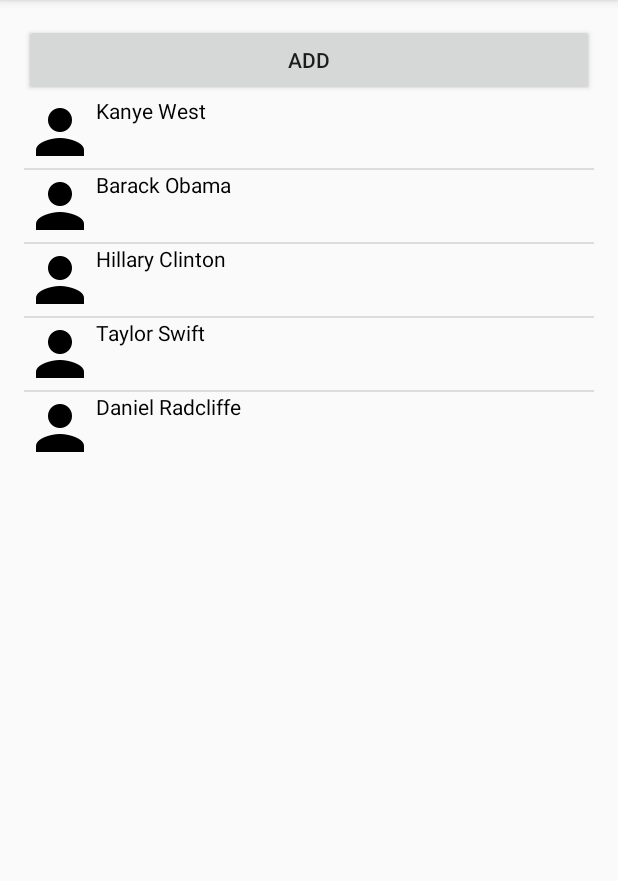
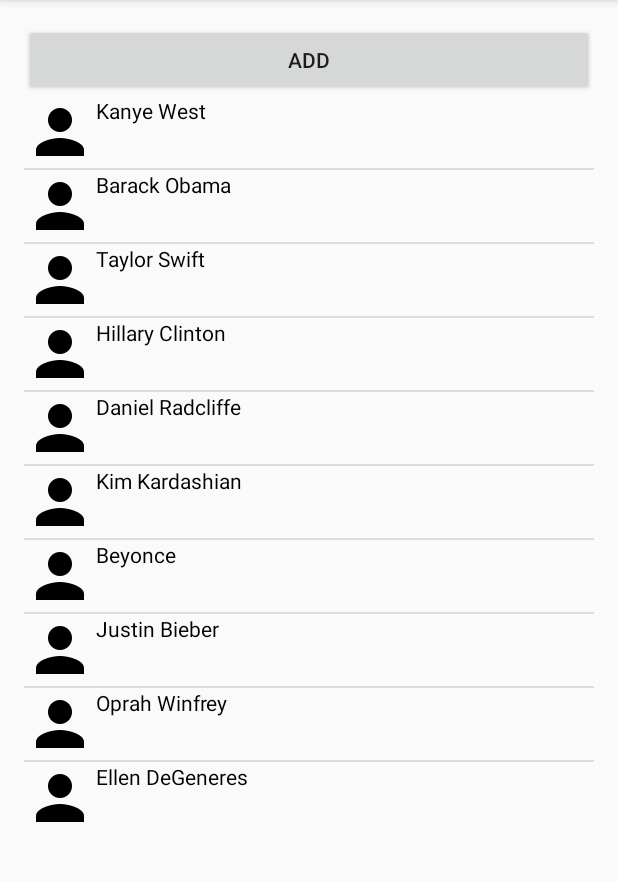
Before and after one commit to gkatan/CelebStalk, an Android app: the screen it shows after launch (Search), after a tap on "Search", on a phone screen of 412 x 824 dp, the part 84-965 px from its top. Run offline under Robolectric (Android 15) with nearby library versions, the phone set to English and light mode, and no system bars; pictures from the network do not load; 2 other taps on this screen came first.

Commit message:
fixing bugs

```diff
--- a/app/src/main/java/jaemolee/myapplication/MainActivity.java
+++ b/app/src/main/java/jaemolee/myapplication/MainActivity.java
@@ -15,6 +15,10 @@ import android.view.Menu;
 import android.view.MenuItem;
 import android.widget.AdapterView;
 import android.widget.Button;
+
+import java.text.SimpleDateFormat;
+import java.util.Date;
+import java.util.Locale;
 
 public class MainActivity extends AppCompatActivity
         implements NavigationView.OnNavigationItemSelectedListener {
@@ -59,13 +63,29 @@ public class MainActivity extends AppCompatActivity
 
     public void buildDB(DBHelper mydb) {
         String default_image = "android.resource:/jaemolee.myapplication\\" + "+" +  "R.drawable.blankface";
-        mydb.insertProfile(new Profile ("Kanye West", "rapper & designer", default_image, 0));
+        mydb.insertProfile(new Profile ("Kanye West", "Rapper & designer", default_image, 0));
         mydb.insertProfile(new Profile("Barack Obama", "President of US", default_image, 0));
+        mydb.insertProfile(new Profile("Taylor Swift", "Singer & songwriter", default_image, 0));
         mydb.insertProfile(new Profile("Hillary Clinton", "Secretary of State 2009-2013", default_image, 0));
-        mydb.insertProfile(new Profile("Taylor Swift", "singer & songwriter", default_image, 0));
         mydb.insertProfile(new Profile("Daniel Radcliffe", "English actor", default_image, 0));
+        mydb.insertProfile(new Profile("Kim Kardashian", "American television & social media personality", default_image, 0));
+        mydb.insertProfile(new Profile("Beyonce", "Singer, songwriter, and actress", default_image, 0));
+        mydb.insertProfile(new Profile("Justin Bieber", "Singer & songwriter", default_image, 0));
+        mydb.insertProfile(new Profile("Oprah Winfrey", "media proprietor & talk show host", default_image, 0));
+        mydb.insertProfile(new Profile("Ellen DeGeneres", "Talk show host & comedian", default_image, 0));
+
+        // Putting in actions for the first three celebrities: Kanye West, Obama, and Hillary Clinton
+       // mydb.insertAction(new Action("Barack Obama", "facebook", "Read from EPA Administrator Gina McCarthy on why the global community is in a strong position heading into the international climate talks. http://ofa.bo/c5HX", getDateTime()));
+
     }
 
+    // get DateTime
+    private String getDateTime(int n) {
+        SimpleDateFormat dateFormat = new SimpleDateFormat(
+                "yyyy-MM-dd HH:mm:ss", Locale.getDefault());
+        Date date = new Date();
+        return dateFormat.format(date);
+    }
     @Override
     public void onBackPressed() {
         DrawerLayout drawer = (DrawerLayout) findViewById(R.id.drawer_layout);
```
Also changed, not shown: app/src/main/java/jaemolee/myapplication/Action.java (+7 -0 lines), app/src/main/java/jaemolee/myapplication/DBHelper.java (+3 -17 lines), settings.gradle (line endings or trailing spaces), 2 other files.
